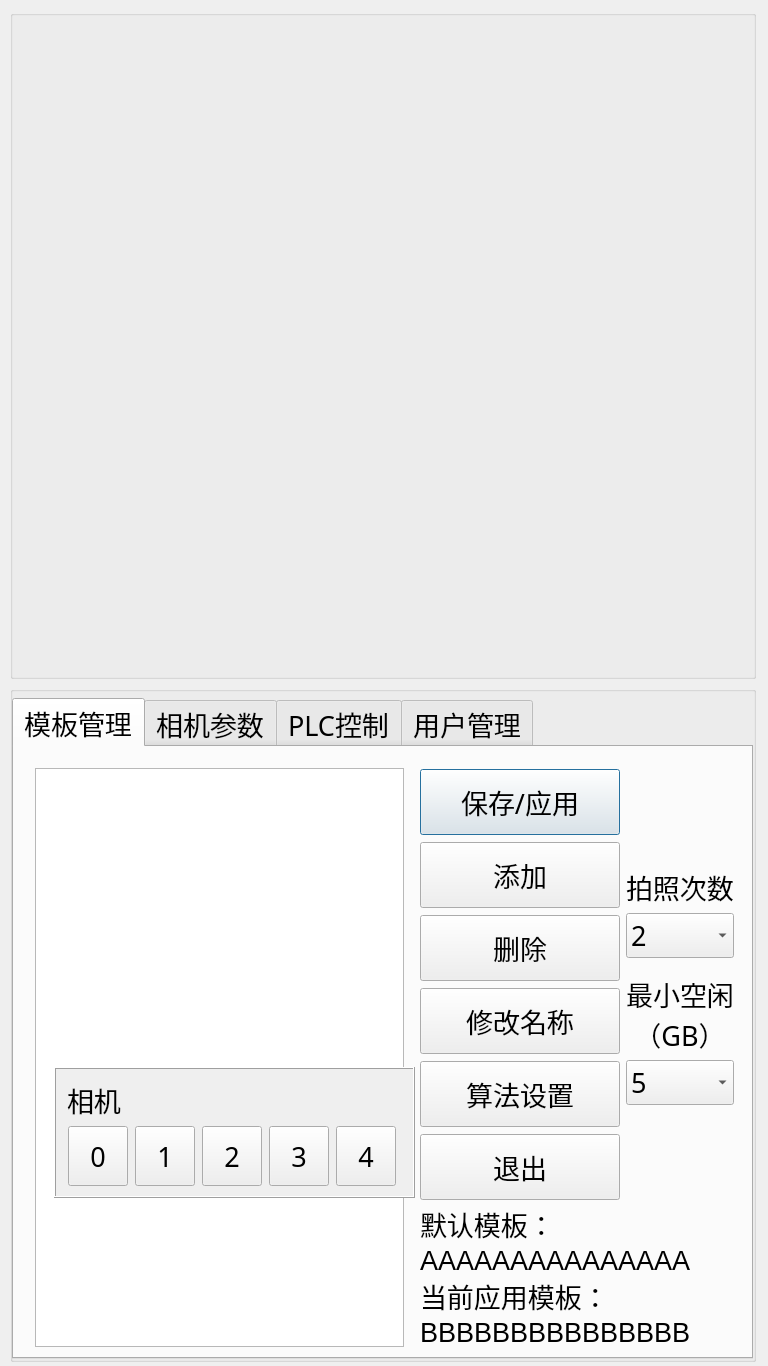
This is Device360/ProgramSet.ui in zhaoxiaochun-art/360 as Qt 5 draws it before an edit. The edited form follows.
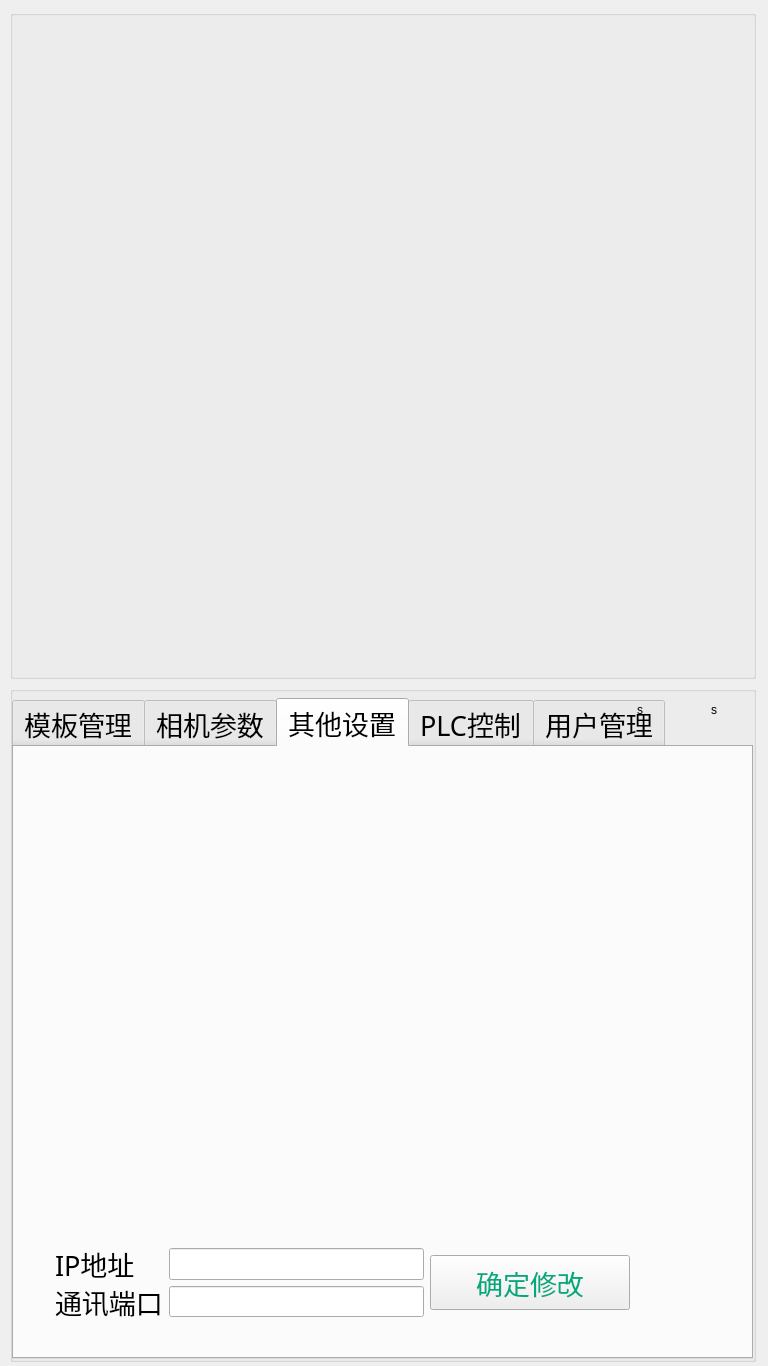
This is the edited form. The open tabs and pages were chosen to show the change. Icons and pictures are not drawn.

```diff
--- a/Device360/ProgramSet.ui
+++ b/Device360/ProgramSet.ui
@@ -244,28 +244,6 @@
                </property>
               </widget>
              </item>
-             <item>
-              <widget class="QPushButton" name="pB_Model_Exit1">
-               <property name="minimumSize">
-                <size>
-                 <width>200</width>
-                 <height>66</height>
-                </size>
-               </property>
-               <property name="maximumSize">
-                <size>
-                 <width>200</width>
-                 <height>66</height>
-                </size>
-               </property>
-               <property name="styleSheet">
-                <string notr="true">font: 20pt &quot;幼圆&quot;;</string>
-               </property>
-               <property name="text">
-                <string>退出</string>
-               </property>
-              </widget>
-             </item>
             </layout>
            </item>
            <item>
@@ -1428,6 +1406,82 @@
      <zorder>pushButton_9_1</zorder>
      <zorder>pushButton_2_1</zorder>
     </widget>
+    <widget class="QWidget" name="tab_7">
+     <attribute name="title">
+      <string>其他设置</string>
+     </attribute>
+     <widget class="QWidget" name="layoutWidget_4">
+      <property name="geometry">
+       <rect>
+        <x>30</x>
+        <y>490</y>
+        <width>597</width>
+        <height>91</height>
+       </rect>
+      </property>
+      <layout class="QHBoxLayout" name="horizontalLayout_14">
+       <item>
+        <layout class="QGridLayout" name="gridLayout_12">
+         <item row="0" column="0">
+          <widget class="QLabel" name="label_101">
+           <property name="text">
+            <string>IP地址</string>
+           </property>
+          </widget>
+         </item>
+         <item row="0" column="1">
+          <widget class="QLineEdit" name="lE_IP_2"/>
+         </item>
+         <item row="1" column="0">
+          <widget class="QLabel" name="label_102">
+           <property name="text">
+            <string>通讯端口</string>
+           </property>
+          </widget>
+         </item>
+         <item row="1" column="1">
+          <widget class="QLineEdit" name="lE_Port_2"/>
+         </item>
+        </layout>
+       </item>
+       <item>
+        <widget class="QPushButton" name="pB_changeIPPort_2">
+         <property name="minimumSize">
+          <size>
+           <width>200</width>
+           <height>55</height>
+          </size>
+         </property>
+         <property name="maximumSize">
+          <size>
+           <width>200</width>
+           <height>55</height>
+          </size>
+         </property>
+         <property name="font">
+          <font>
+           <family>幼圆</family>
+           <pointsize>20</pointsize>
+           <weight>50</weight>
+           <italic>false</italic>
+           <bold>false</bold>
+          </font>
+         </property>
+         <property name="styleSheet">
+          <string notr="true">color: rgb(0, 170, 127);
+font: 20pt &quot;幼圆&quot;;</string>
+         </property>
+         <property name="text">
+          <string>确定修改</string>
+         </property>
+         <property name="flat">
+          <bool>false</bool>
+         </property>
+        </widget>
+       </item>
+      </layout>
+     </widget>
+    </widget>
     <widget class="QWidget" name="tab_PLC">
      <attribute name="title">
       <string>PLC控制</string>
@@ -5871,6 +5925,38 @@
      </widget>
     </widget>
    </widget>
+   <widget class="QPushButton" name="pB_Exit">
+    <property name="geometry">
+     <rect>
+      <x>674</x>
+      <y>2</y>
+      <width>60</width>
+      <height>44</height>
+     </rect>
+    </property>
+    <property name="text">
+     <string>s</string>
+    </property>
+    <property name="flat">
+     <bool>true</bool>
+    </property>
+   </widget>
+   <widget class="QPushButton" name="pB_Keyboard">
+    <property name="geometry">
+     <rect>
+      <x>600</x>
+      <y>2</y>
+      <width>60</width>
+      <height>44</height>
+     </rect>
+    </property>
+    <property name="text">
+     <string>s</string>
+    </property>
+    <property name="flat">
+     <bool>true</bool>
+    </property>
+   </widget>
   </widget>
   <widget class="QLabel" name="lb_style2">
    <property name="geometry">
```
Left out of the diff: 88 changed lines with no effect on the pictures.
